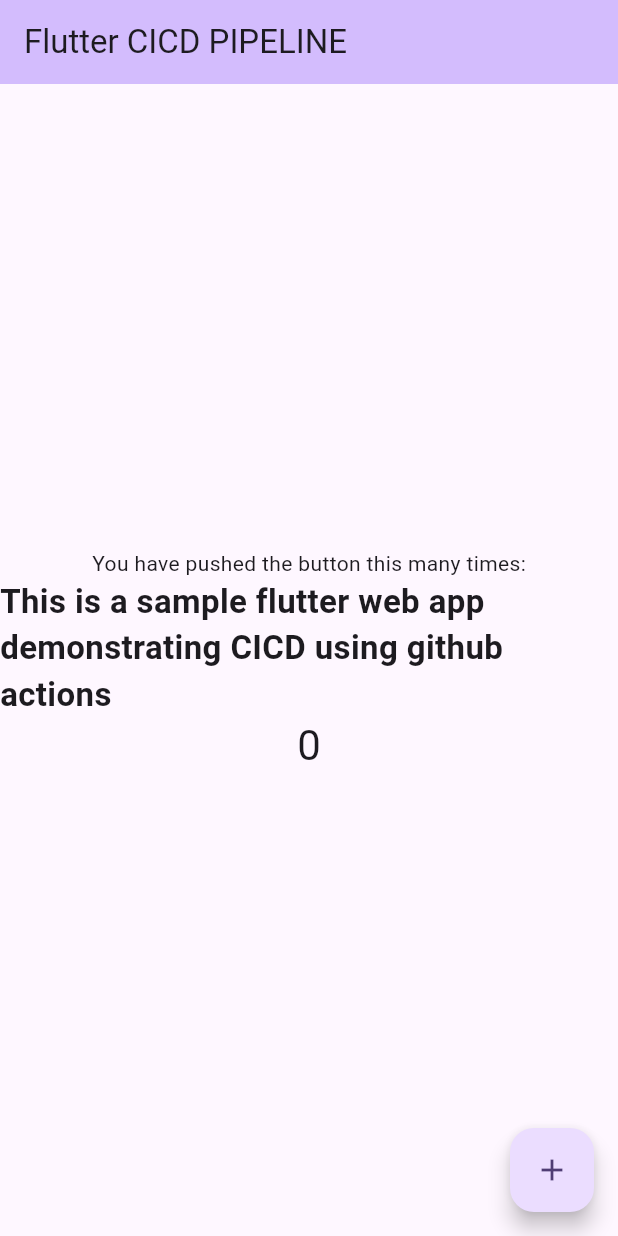
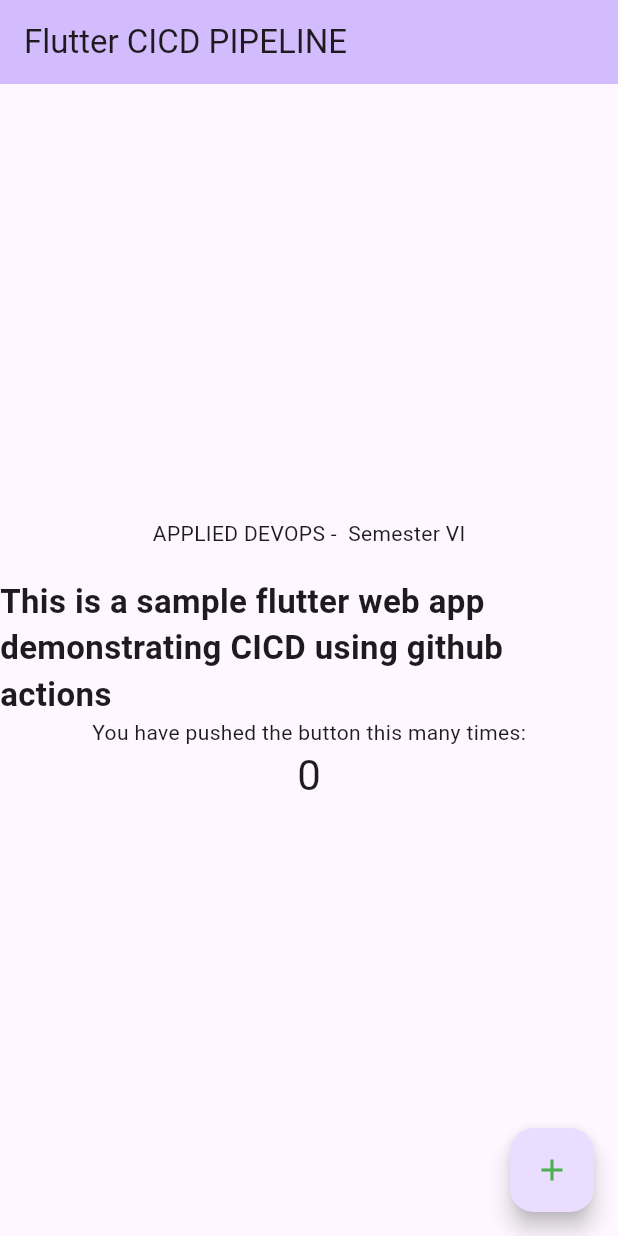
Before and after one commit to singh-that-codes/flutter_cicd_pipeline, a Flutter app: the screen it shows after launch, on a phone screen of 412 x 824 dp. Run offline on Flutter 3.47's test engine with Material 3 defaults, Android fonts, the phone set to English and light mode, and no system bars.

Commit message:
UI changes

```diff
--- a/lib/main.dart
+++ b/lib/main.dart
@@ -87,30 +87,25 @@ class _MyHomePageState extends State<MyHomePage> {
         title: Text(widget.title),
       ),
       body: Center(
-        // Center is a layout widget. It takes a single child and positions it
-        // in the middle of the parent.
         child: Column(
-          // Column is also a layout widget. It takes a list of children and
-          // arranges them vertically. By default, it sizes itself to fit its
-          // children horizontally, and tries to be as tall as its parent.
-          //
-          // Column has various properties to control how it sizes itself and
-          // how it positions its children. Here we use mainAxisAlignment to
-          // center the children vertically; the main axis here is the vertical
-          // axis because Columns are vertical (the cross axis would be
-          // horizontal).
-          //
-          // TRY THIS: Invoke "debug painting" (choose the "Toggle Debug Paint"
-          // action in the IDE, or press "p" in the console), to see the
-          // wireframe for each widget.
           mainAxisAlignment: MainAxisAlignment.center,
           children: <Widget>[
+            Text(
+              "APPLIED DEVOPS -  Semester VI",
+            ),
+            const SizedBox(
+              height: 20,
+            ),
+            const Text(
+              'This is a sample flutter web app demonstrating CICD using github actions',
+              style: TextStyle(
+                fontSize: 22,
+                fontWeight: FontWeight.bold,
+              ),
+            ),
             const Text(
               'You have pushed the button this many times:',
             ),
-            Text(
-                'This is a sample flutter web app demonstrating CICD using github actions',
-                style: TextStyle(fontSize: 22, fontWeight: FontWeight.bold)),
             Text(
               '$_counter',
               style: Theme.of(context).textTheme.headlineMedium,
@@ -121,7 +116,10 @@ class _MyHomePageState extends State<MyHomePage> {
       floatingActionButton: FloatingActionButton(
         onPressed: _incrementCounter,
         tooltip: 'Increment',
-        child: const Icon(Icons.add),
+        child: const Icon(
+          Icons.add,
+          color: Colors.green,
+        ),
       ), // This trailing comma makes auto-formatting nicer for build methods.
     );
   }
```
